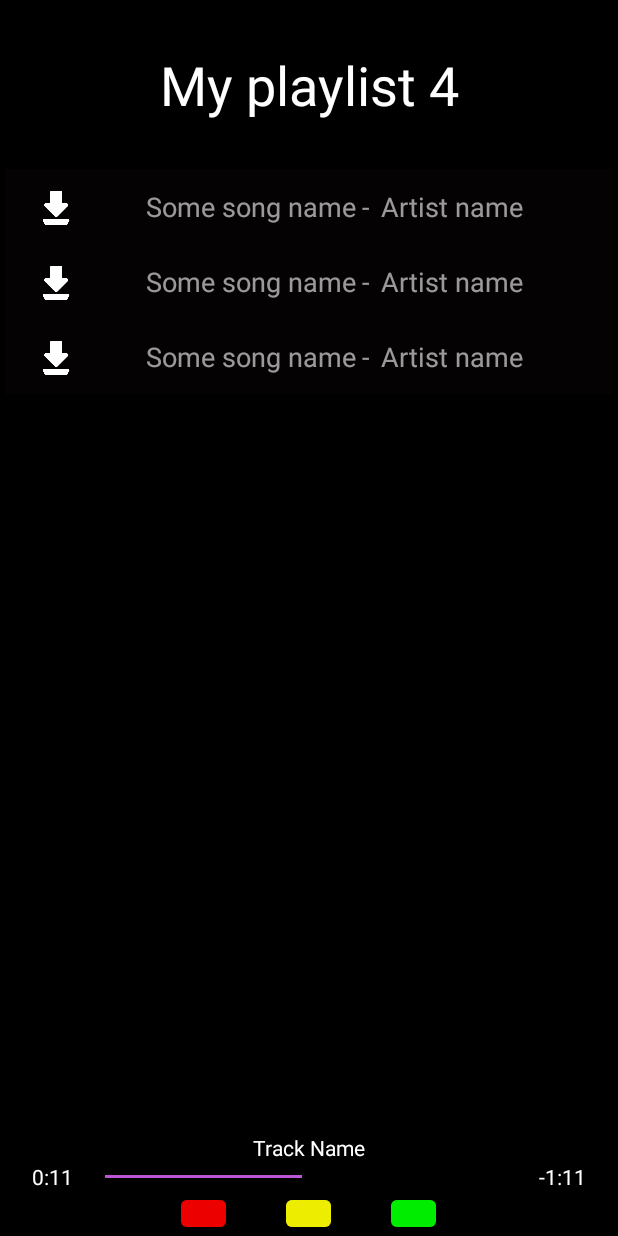
After one commit to nevereverlie/Headway-Rhythm-Project-Mobile, an Android app: the layout activity_playlist.xml on its own in the app's theme, with its tools: preview values and no code run, on a phone screen of 412 x 824 dp. The commit adds this screen. Run offline under Robolectric (Android 15) with nearby library versions, the phone set to English and light mode, and no system bars; network calls fail.

Commit message:
Added screen for playlist tracks

```diff
--- a/app/src/main/AndroidManifest.xml
+++ b/app/src/main/AndroidManifest.xml
@@ -30,6 +30,8 @@
 
         <activity android:name=".ui.ProfileActivity" />
 
+        <activity android:name=".ui.PlaylistActivity" />
+
         <activity android:name=".ui.PlaylistsActivity" />
 
         <provider
--- a/app/src/main/java/com/blincheck/headwayrhythmproject/repository/PlaylistRepository.kt
+++ b/app/src/main/java/com/blincheck/headwayrhythmproject/repository/PlaylistRepository.kt
@@ -10,4 +10,7 @@ class PlaylistRepository {
 
     fun createPlaylist(userId: Int, playlistName: String) =
         webService.createPlaylist(WebService.token, userId, CreatePlaylistBody(playlistName))
+
+    fun getPlaylistTracks(userId: Int, playlistId: Int) =
+        webService.getPlaylistTracks(WebService.token, userId, playlistId)
 }
--- a/app/src/main/java/com/blincheck/headwayrhythmproject/ui/MainActivity.kt
+++ b/app/src/main/java/com/blincheck/headwayrhythmproject/ui/MainActivity.kt
@@ -63,7 +63,10 @@ class MainActivity : BaseActivity<MainActivity, MainPresenter>(), FilterDialog.F
             "myPrefs",
             Context.MODE_PRIVATE
         ).getString("token", "").toString()
+    }
 
+    override fun onResume() {
+        super.onResume()
         loadLists(getSharedPreferences("myPrefs", Context.MODE_PRIVATE).getInt("userId", -1))
     }
 
--- a/app/src/main/java/com/blincheck/headwayrhythmproject/util/MediaManager.kt
+++ b/app/src/main/java/com/blincheck/headwayrhythmproject/util/MediaManager.kt
@@ -8,13 +8,14 @@ import android.media.MediaPlayer
 import android.os.Handler
 import android.os.Message
 import android.widget.SeekBar
+import androidx.appcompat.app.AppCompatActivity
 import com.blincheck.headwayrhythmproject.enity.Track
 import kotlinx.android.synthetic.main.activity_main.*
 
 class MediaManager {
     private var mp: MediaPlayer
     private var totalTime: Int = 0
-    private var activity: MainActivity? = null
+    private var activity: AppCompatActivity? = null
 
     init {
         mp = MediaPlayer()
@@ -40,7 +41,7 @@ class MediaManager {
         mp.start()
     }
 
-    fun setMainActivity(mainActivity: MainActivity) {
+    fun setMainActivity(mainActivity: AppCompatActivity) {
         if (activity == null) {
             activity = mainActivity
 
--- a/app/src/main/java/com/blincheck/headwayrhythmproject/util/PlayListManager.kt
+++ b/app/src/main/java/com/blincheck/headwayrhythmproject/util/PlayListManager.kt
@@ -1,7 +1,9 @@
 package com.blincheck.headwayrhythmproject.util
 
+import androidx.appcompat.app.AppCompatActivity
 import com.blincheck.headwayrhythmproject.ui.MainActivity
 import com.blincheck.headwayrhythmproject.enity.Track
+import com.blincheck.headwayrhythmproject.ui.base.BaseActivity
 
 class PlayListManager {
     private val player = MediaManager()
@@ -39,7 +41,7 @@ class PlayListManager {
         this.trackIndex = 0
     }
 
-    fun setMainActivity(mainActivity: MainActivity) {
+    fun setMainActivity(mainActivity: AppCompatActivity) {
         player.setMainActivity(mainActivity)
     }
 
--- /dev/null
+++ b/app/src/main/res/layout/activity_playlist.xml
@@ -0,0 +1,116 @@
+<?xml version="1.0" encoding="utf-8"?>
+<androidx.constraintlayout.widget.ConstraintLayout xmlns:android="http://schemas.android.com/apk/res/android"
+    xmlns:app="http://schemas.android.com/apk/res-auto"
+    xmlns:tools="http://schemas.android.com/tools"
+    android:layout_width="match_parent"
+    android:layout_height="match_parent"
+    android:background="#000000">
+
+    <androidx.recyclerview.widget.RecyclerView
+        android:id="@+id/tracksRecyclerView"
+        android:layout_width="405dp"
+        android:layout_height="516dp"
+        android:layout_marginTop="32dp"
+        app:layoutManager="androidx.recyclerview.widget.LinearLayoutManager"
+        app:layout_constraintEnd_toEndOf="parent"
+        app:layout_constraintStart_toStartOf="parent"
+        app:layout_constraintTop_toBottomOf="@+id/playlistNameTextView"
+        tools:listitem="@layout/playlist_track_list_item" />
+
+    <TextView
+        android:id="@+id/playlistNameTextView"
+        android:layout_width="wrap_content"
+        android:layout_height="wrap_content"
+        android:layout_marginTop="32dp"
+        android:textColor="#FFFFFF"
+        android:textSize="36sp"
+        app:layout_constraintEnd_toEndOf="parent"
+        app:layout_constraintStart_toStartOf="parent"
+        app:layout_constraintTop_toTopOf="parent"
+        tools:text="My playlist 4" />
+
+    <LinearLayout
+        android:layout_width="match_parent"
+        android:layout_height="wrap_content"
+        android:gravity="center"
+        android:orientation="vertical"
+        app:layout_constraintBottom_toBottomOf="parent"
+        app:layout_constraintEnd_toEndOf="parent"
+        app:layout_constraintStart_toStartOf="parent"
+        tools:context=".ui.PlaylistActivity">
+
+        <LinearLayout
+            android:layout_width="match_parent"
+            android:layout_height="wrap_content"
+            android:gravity="center">
+
+            <TextView
+                android:id="@+id/trackNameLabel"
+                android:layout_width="wrap_content"
+                android:layout_height="wrap_content"
+                tools:text="Track Name"
+                android:textColor="#FFFFFFFF" />
+        </LinearLayout>
+
+        <LinearLayout
+            android:layout_width="match_parent"
+            android:layout_height="wrap_content"
+            android:gravity="center">
+
+            <TextView
+                android:id="@+id/elapsedTimeLabel"
+                android:layout_width="wrap_content"
+                android:layout_height="wrap_content"
+                android:layout_marginRight="5dp"
+                android:text="0:11"
+                android:textColor="#FFFFFFFF" />
+
+            <SeekBar
+                android:id="@+id/positionBar"
+                android:layout_width="300dp"
+                android:layout_height="wrap_content"
+                android:progress="50"
+                android:progressTint="#FFBA55D3"
+                android:thumbTint="#00000000" />
+
+            <TextView
+                android:id="@+id/remainingTimeLabel"
+                android:layout_width="wrap_content"
+                android:layout_height="wrap_content"
+                android:layout_marginLeft="5dp"
+                android:text="-1:11"
+                android:textColor="#FFFFFFFF" />
+        </LinearLayout>
+
+        <LinearLayout
+            android:layout_width="match_parent"
+            android:layout_height="wrap_content"
+            android:gravity="center">
+
+            <Button
+                android:id="@+id/prevTrackBtn"
+                android:layout_width="30dp"
+                android:layout_height="30dp"
+                android:backgroundTint="#BBFF0000"
+                android:onClick="prevTrackBtnClick" />
+
+            <Button
+                android:id="@+id/playBtn"
+                android:layout_width="30dp"
+                android:layout_height="30dp"
+                android:layout_centerInParent="true"
+                android:layout_marginLeft="40dp"
+                android:layout_marginRight="40dp"
+                android:backgroundTint="#BBFFFF00"
+                android:onClick="playBtnClick" />
+
+            <Button
+                android:id="@+id/nextTrackBtn"
+                android:layout_width="30dp"
+                android:layout_height="30dp"
+                android:backgroundTint="#BB00FF00"
+                android:onClick="nextTrackBtnClick" />
+        </LinearLayout>
+    </LinearLayout>
+
+</androidx.constraintlayout.widget.ConstraintLayout>
--- a/app/src/main/res/layout/activity_playlists.xml
+++ b/app/src/main/res/layout/activity_playlists.xml
@@ -11,10 +11,11 @@
         android:layout_width="match_parent"
         android:layout_height="700dp"
         android:layout_marginTop="32dp"
-        tools:listitem="@layout/playlist_item"
         app:layoutManager="androidx.recyclerview.widget.LinearLayoutManager"
+        app:layout_constraintEnd_toEndOf="parent"
+        app:layout_constraintStart_toStartOf="parent"
         app:layout_constraintTop_toBottomOf="@+id/textView5"
-        tools:layout_editor_absoluteX="12dp" />
+        tools:listitem="@layout/playlist_item" />
 
     <com.google.android.material.floatingactionbutton.FloatingActionButton
         android:id="@+id/addFab"
--- /dev/null
+++ b/app/src/main/res/layout/playlist_track_list_item.xml
@@ -0,0 +1,57 @@
+<?xml version="1.0" encoding="utf-8"?>
+<androidx.constraintlayout.widget.ConstraintLayout xmlns:android="http://schemas.android.com/apk/res/android"
+    xmlns:app="http://schemas.android.com/apk/res-auto"
+    android:layout_width="match_parent"
+    android:layout_height="wrap_content"
+    android:background="#70170F0F"
+    android:backgroundTint="#70170F0F">
+
+    <ImageView
+        android:id="@+id/imageView"
+        android:layout_width="46dp"
+        android:layout_height="48dp"
+        android:layout_marginStart="12dp"
+        android:layout_marginTop="2dp"
+        app:layout_constraintStart_toStartOf="parent"
+        app:layout_constraintTop_toTopOf="parent"
+        app:srcCompat="@drawable/donload_icon" />
+
+    <TextView
+        android:id="@+id/nameTextView"
+        android:layout_width="wrap_content"
+        android:layout_height="wrap_content"
+        android:layout_marginStart="36dp"
+        android:text="Some song name"
+        android:textColor="#A1F4F3F3"
+        android:textSize="18sp"
+        app:layout_constraintBottom_toBottomOf="@+id/imageView"
+        app:layout_constraintStart_toEndOf="@+id/imageView"
+        app:layout_constraintTop_toTopOf="@+id/imageView"
+        app:layout_constraintVertical_bias="0.458" />
+
+    <TextView
+        android:id="@+id/artistTextView"
+        android:layout_width="wrap_content"
+        android:layout_height="wrap_content"
+        android:layout_marginStart="8dp"
+        android:text="Artist name"
+        android:textColor="#A1F4F3F3"
+        android:textSize="18sp"
+        app:layout_constraintBottom_toBottomOf="@+id/nameTextView"
+        app:layout_constraintStart_toEndOf="@+id/dashTextView"
+        app:layout_constraintTop_toTopOf="@+id/nameTextView"
+        app:layout_constraintVertical_bias="0.0" />
+
+    <TextView
+        android:id="@+id/dashTextView"
+        android:layout_width="wrap_content"
+        android:layout_height="wrap_content"
+        android:layout_marginStart="4dp"
+        android:text="-"
+        android:textColor="#A1F4F3F3"
+        android:textSize="18sp"
+        app:layout_constraintBottom_toBottomOf="@+id/nameTextView"
+        app:layout_constraintStart_toEndOf="@+id/nameTextView"
+        app:layout_constraintTop_toTopOf="@+id/nameTextView"
+        app:layout_constraintVertical_bias="0.0" />
+</androidx.constraintlayout.widget.ConstraintLayout>
```
Also changed, not shown: app/src/main/java/com/blincheck/headwayrhythmproject/presenter/PlaylistPresenter.kt (added, +25 -0 lines), app/src/main/java/com/blincheck/headwayrhythmproject/repository/WebService.kt (+7 -0 lines), app/src/main/java/com/blincheck/headwayrhythmproject/ui/PlaylistActivity.kt (added, +81 -0 lines), app/src/main/java/com/blincheck/headwayrhythmproject/ui/PlaylistTrackListAdapter.kt (added, +21 -0 lines), app/src/main/java/com/blincheck/headwayrhythmproject/ui/PlaylistTrackViewHolder.kt (added, +19 -0 lines), app/src/main/java/com/blincheck/headwayrhythmproject/ui/PlaylistsActivity.kt (+9 -0 lines).
